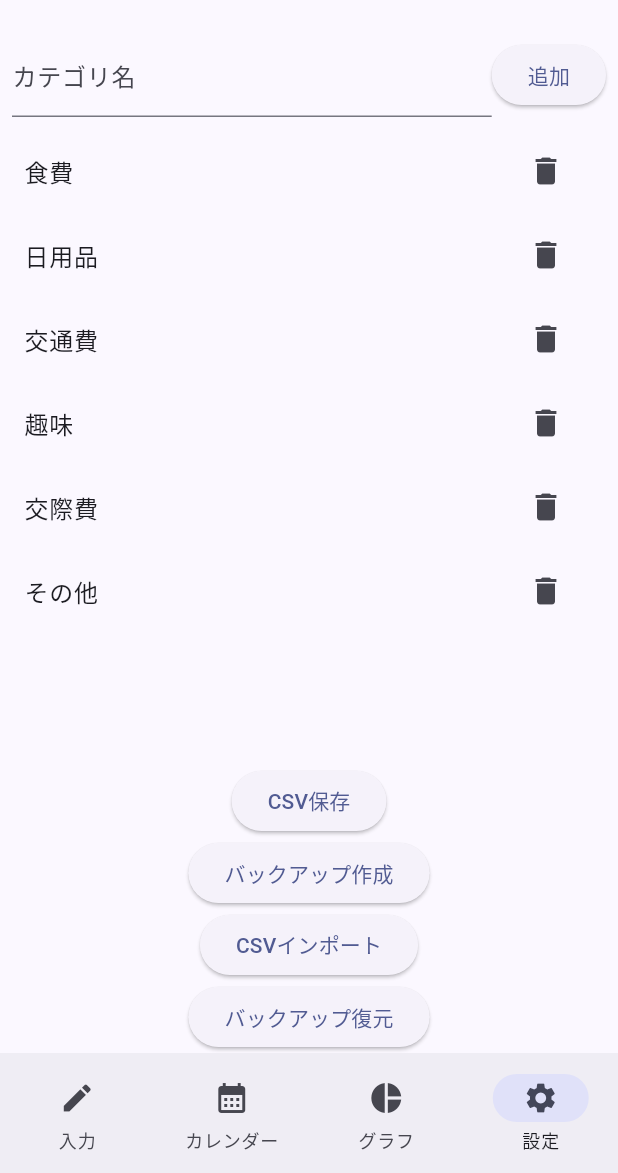
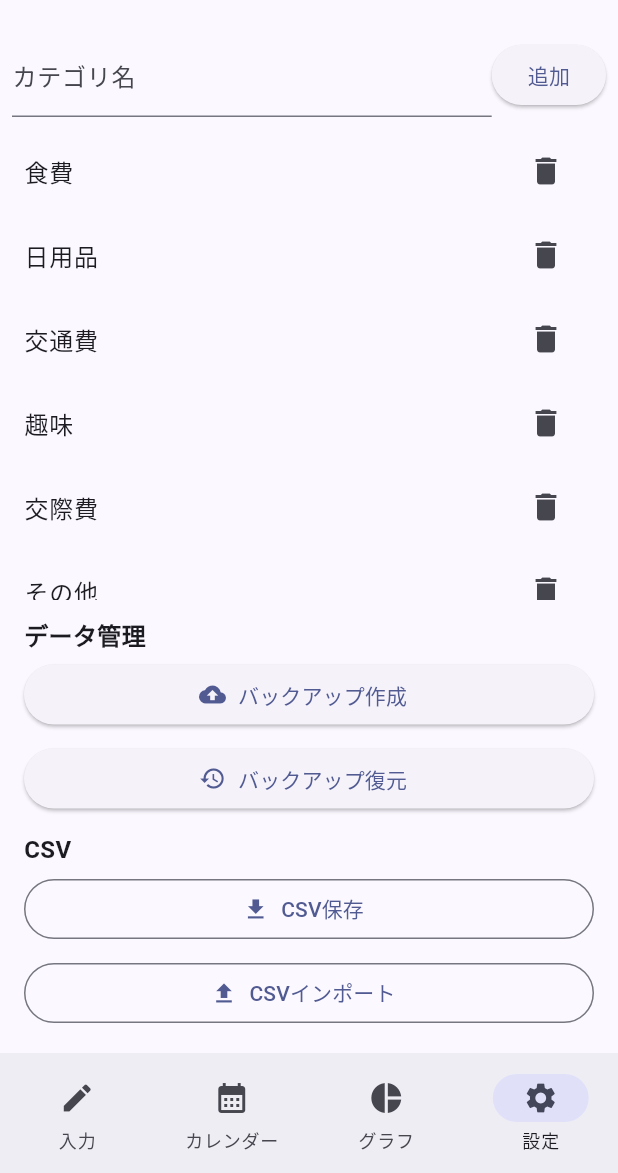
Before and after one commit to mukadegame2/kakeibo, a Flutter app: the screen it shows after launch, item 4 of the bottom bar chosen, on a phone screen of 412 x 824 dp, the part 63-1236 px from its top. Run offline on Flutter 3.47's test engine with Material 3 defaults, Android fonts, the light colour scheme and no system bars; our stand-ins replace csv, file_picker, fl_chart, shared_preferences, table_calendar.

Commit message:
設定画面の見た目整理

```diff
--- a/lib/pages/setting_page.dart
+++ b/lib/pages/setting_page.dart
@@ -371,8 +371,58 @@ class _SettingPageState extends State<SettingPage> {
           ),
         ),
 
-        // csv保存（出力）
-        ElevatedButton(
+        _buildSectionTitle("データ管理"),
+
+        Padding(
+          padding: const EdgeInsets.symmetric(horizontal: 16),
+          child: Column(
+            crossAxisAlignment: CrossAxisAlignment.stretch,
+            children: [
+              ElevatedButton.icon(
+                onPressed: () async {
+                  try {
+                    final path = await BackupService.saveBackup(
+                      widget.expenses,
+                    );
+
+                    if (!mounted) return;
+
+                    ScaffoldMessenger.of(context).showSnackBar(
+                      SnackBar(content: Text("バックアップを作成しました\n$path")),
+                    );
+                  } catch (e) {
+                    if (!mounted) return;
+
+                    ScaffoldMessenger.of(context).showSnackBar(
+                      const SnackBar(content: Text("バックアップ作成に失敗しました")),
+                    );
+                  }
+                },
+                icon: const Icon(Icons.backup),
+                label: const Text("バックアップ作成"),
+              ),
+
+              const SizedBox(height: 8),
+
+              ElevatedButton.icon(
+                onPressed: () async {
+                  await importCsvFile(isBackupRestore: true);
+                },
+                icon: const Icon(Icons.restore),
+                label: const Text("バックアップ復元"),
+              ),
+            ],
+          ),
+        ),
+
+        _buildSectionTitle("CSV"),
+
+        Padding(
+          padding: const EdgeInsets.symmetric(horizontal: 16),
+          child: Column(
+            crossAxisAlignment: CrossAxisAlignment.stretch,
+            children: [
+              OutlinedButton.icon(
                 onPressed: () async {
                   final path = await CsvService.saveCsv(widget.expenses);
 
@@ -380,49 +430,40 @@ class _SettingPageState extends State<SettingPage> {
 
                   ScaffoldMessenger.of(
                     context,
-            ).showSnackBar(SnackBar(content: Text("保存完了\n$path")));
+                  ).showSnackBar(SnackBar(content: Text("CSV保存完了\n$path")));
                 },
-          child: const Text("CSV保存"),
+                icon: const Icon(Icons.file_download),
+                label: const Text("CSV保存"),
               ),
 
-        // バックアップ保存
-        ElevatedButton(
-          onPressed: () async {
-            try {
-              final path = await BackupService.saveBackup(widget.expenses);
+              const SizedBox(height: 8),
 
-              if (!mounted) return;
-
-              ScaffoldMessenger.of(
-                context,
-              ).showSnackBar(SnackBar(content: Text("バックアップを作成しました\n$path")));
-            } catch (e) {
-              if (!mounted) return;
-
-              ScaffoldMessenger.of(
-                context,
-              ).showSnackBar(SnackBar(content: Text("バックアップ作成に失敗しました\n$e")));
-            }
-          },
-          child: const Text("バックアップ作成"),
-        ),
-
-        // csvインポート
-        ElevatedButton(
+              OutlinedButton.icon(
                 onPressed: () async {
                   await importCsvFile();
                 },
-          child: const Text("CSVインポート"),
+                icon: const Icon(Icons.file_upload),
+                label: const Text("CSVインポート"),
+              ),
+            ],
+          ),
         ),
 
-        // バックアップ復元ボタン
-        ElevatedButton(
-          onPressed: () async {
-            await importCsvFile(isBackupRestore: true);
-          },
-          child: const Text("バックアップ復元"),
-        ),
+        const SizedBox(height: 16),
       ],
     );
   }
+
+  Widget _buildSectionTitle(String title) {
+    return Padding(
+      padding: const EdgeInsets.only(left: 16, right: 16, top: 12, bottom: 4),
+      child: Align(
+        alignment: Alignment.centerLeft,
+        child: Text(
+          title,
+          style: const TextStyle(fontSize: 16, fontWeight: FontWeight.bold),
+        ),
+      ),
+    );
   }
+}
```
Lines whose indentation alone changed are shown as unchanged.
